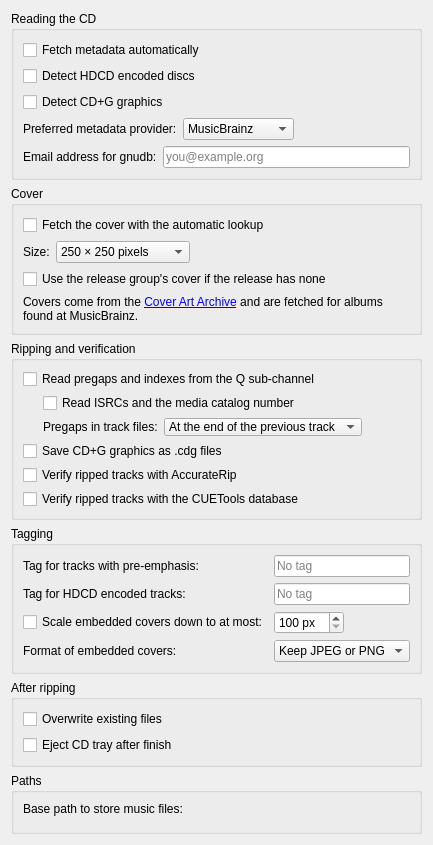
Above: widgets/generalsettingswidgetUI.ui from KDE/audex before the change. Below: the same form after it.
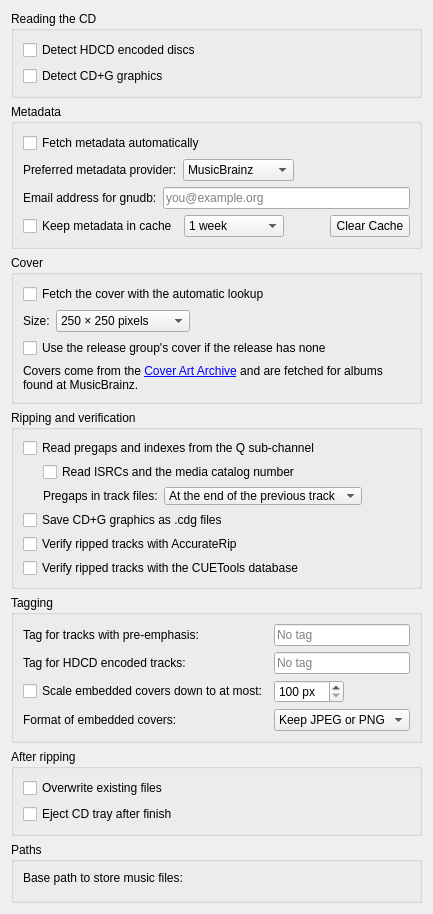
That is the form after the change. Custom widgets are drawn as their Qt base class.

Commit message: keep answers of online services in a local cache

The edit to the form file:
```diff
--- a/widgets/generalsettingswidgetUI.ui
+++ b/widgets/generalsettingswidgetUI.ui
@@ -21,16 +21,6 @@
       <string>Reading the CD</string>
      </property>
      <layout class="QVBoxLayout" name="verticalLayout_reading">
-      <item>
-       <widget class="QCheckBox" name="kcfg_cddbLookupAuto">
-        <property name="toolTip">
-         <string>&lt;html&gt;&lt;head/&gt;&lt;body&gt;&lt;p&gt;Look up artist, album and track titles as soon as a disc is detected.&lt;/p&gt;&lt;/body&gt;&lt;/html&gt;</string>
-        </property>
-        <property name="text">
-         <string>Fetch metadata automatically</string>
-        </property>
-       </widget>
-      </item>
       <item>
        <widget class="QCheckBox" name="kcfg_hdcdDetect">
         <property name="toolTip">
@@ -51,6 +41,25 @@
         </property>
        </widget>
       </item>
+     </layout>
+    </widget>
+   </item>
+   <item row="1" column="0">
+    <widget class="QGroupBox" name="groupBox_metadata">
+     <property name="title">
+      <string>Metadata</string>
+     </property>
+     <layout class="QVBoxLayout" name="verticalLayout_metadata">
+      <item>
+       <widget class="QCheckBox" name="kcfg_cddbLookupAuto">
+        <property name="toolTip">
+         <string>&lt;html&gt;&lt;head/&gt;&lt;body&gt;&lt;p&gt;Look up artist, album and track titles as soon as a disc is detected.&lt;/p&gt;&lt;/body&gt;&lt;/html&gt;</string>
+        </property>
+        <property name="text">
+         <string>Fetch metadata automatically</string>
+        </property>
+       </widget>
+      </item>
       <item>
        <layout class="QHBoxLayout" name="horizontalLayout_provider">
         <item>
@@ -121,10 +130,79 @@
         </item>
        </layout>
       </item>
+      <item>
+       <layout class="QHBoxLayout" name="horizontalLayout_onlineCache">
+        <item>
+         <widget class="QCheckBox" name="kcfg_onlineCache">
+          <property name="toolTip">
+           <string>&lt;html&gt;&lt;head/&gt;&lt;body&gt;&lt;p&gt;Response of MusicBrainz, gnudb and the Cover Art Archive are kept on this computer, so a disc inserted again is looked up without the remote service. A lookup started manually from the Fetch menu always reads the entry from remote.&lt;/p&gt;&lt;/body&gt;&lt;/html&gt;</string>
+          </property>
+          <property name="text">
+           <string>Keep metadata in cache</string>
+          </property>
+         </widget>
+        </item>
+        <item>
+         <widget class="QComboBox" name="kcfg_onlineCacheAge">
+          <property name="toolTip">
+           <string>&lt;html&gt;&lt;head/&gt;&lt;body&gt;&lt;p&gt;How long a cache entry is kept. Older entries are renewed. Besides, the oldest entries go once the cache grows beyond 200 MiB.&lt;/p&gt;&lt;p&gt;&lt;b&gt;Never delete&lt;/b&gt; keeps entries until the cache is cleared, without a size limit.&lt;/p&gt;&lt;/body&gt;&lt;/html&gt;</string>
+          </property>
+          <item>
+           <property name="text">
+            <string>1 week</string>
+           </property>
+          </item>
+          <item>
+           <property name="text">
+            <string>1 month</string>
+           </property>
+          </item>
+          <item>
+           <property name="text">
+            <string>3 months</string>
+           </property>
+          </item>
+          <item>
+           <property name="text">
+            <string>1 year</string>
+           </property>
+          </item>
+          <item>
+           <property name="text">
+            <string>Never delete</string>
+           </property>
+          </item>
+         </widget>
+        </item>
+        <item>
+         <spacer name="horizontalSpacer_onlineCache">
+          <property name="orientation">
+           <enum>Qt::Orientation::Horizontal</enum>
+          </property>
+          <property name="sizeHint" stdset="0">
+           <size>
+            <width>40</width>
+            <height>20</height>
+           </size>
+          </property>
+         </spacer>
+        </item>
+        <item>
+         <widget class="QPushButton" name="pushButton_clearCache">
+          <property name="toolTip">
+           <string>&lt;html&gt;&lt;head/&gt;&lt;body&gt;&lt;p&gt;Clear metadata cache now.&lt;/p&gt;&lt;/body&gt;&lt;/html&gt;</string>
+          </property>
+          <property name="text">
+           <string>Clear Cache</string>
+          </property>
+         </widget>
+        </item>
+       </layout>
+      </item>
      </layout>
     </widget>
    </item>
-   <item row="1" column="0">
+   <item row="2" column="0">
     <widget class="QGroupBox" name="groupBox_cover">
      <property name="title">
       <string>Cover</string>
@@ -223,7 +301,7 @@
      </layout>
     </widget>
    </item>
-   <item row="2" column="0">
+   <item row="3" column="0">
     <widget class="QGroupBox" name="groupBox_ripping">
      <property name="title">
       <string>Ripping and verification</string>
@@ -362,7 +440,7 @@
      </layout>
     </widget>
    </item>
-   <item row="3" column="0">
+   <item row="4" column="0">
     <widget class="QGroupBox" name="groupBox_tagging">
      <property name="title">
       <string>Tagging</string>
@@ -503,7 +581,7 @@
      </layout>
     </widget>
    </item>
-   <item row="4" column="0">
+   <item row="5" column="0">
     <widget class="QGroupBox" name="groupBox_after">
      <property name="title">
       <string>After ripping</string>
@@ -529,7 +607,7 @@
      </layout>
     </widget>
    </item>
-   <item row="5" column="0">
+   <item row="6" column="0">
     <widget class="QGroupBox" name="groupBox_3">
      <property name="title">
       <string>Paths</string>
@@ -552,7 +630,7 @@
      </layout>
     </widget>
    </item>
-   <item row="6" column="0">
+   <item row="7" column="0">
     <spacer name="verticalSpacer">
      <property name="orientation">
       <enum>Qt::Orientation::Vertical</enum>
```
Left out of the diff: 2 changed lines with no effect on the pictures. The commit also changes 19 other files.
